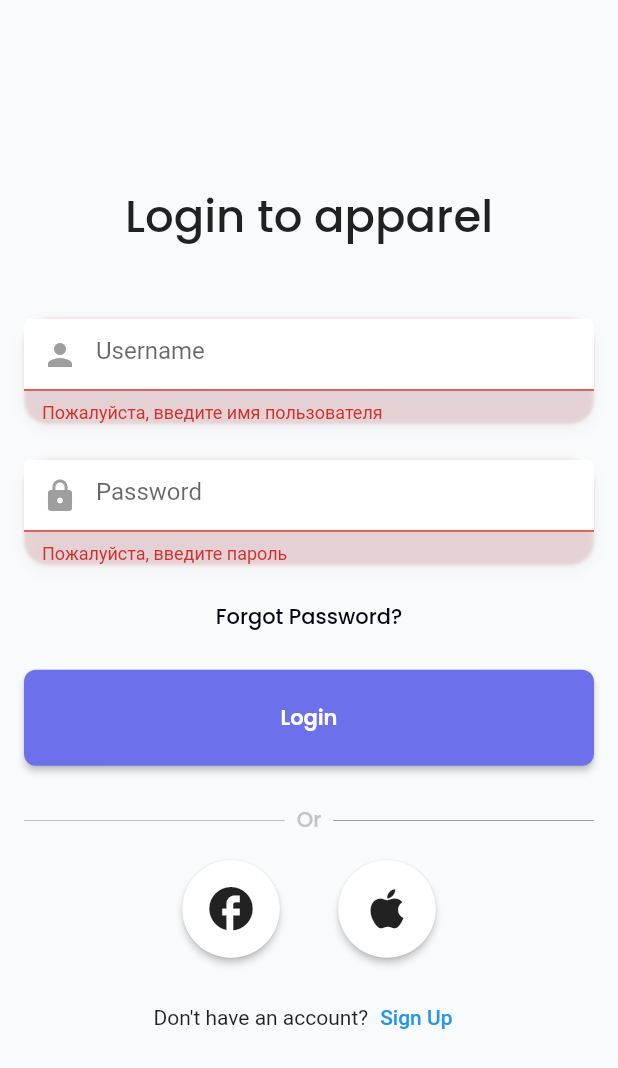
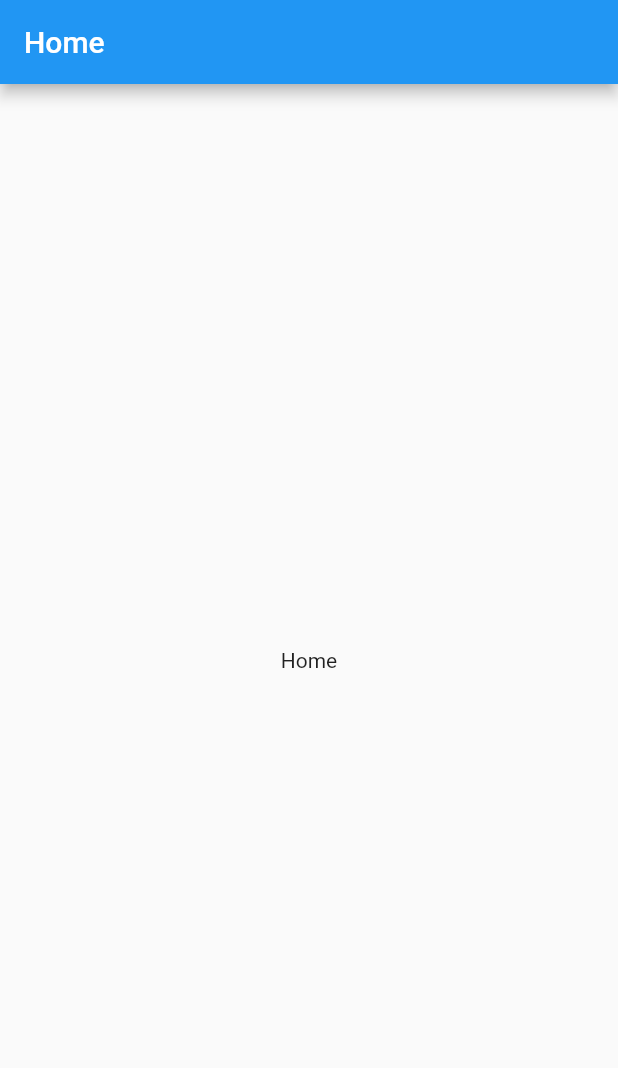
Before and after one commit to Govorin/monorepo_public, a Flutter app: the screen it shows after launch, after a tap on "Login", on a phone screen of 412 x 824 dp. Shown: the top 1068 px of the screen. Run offline on Flutter 3.47's test engine with Material 2 defaults, Android fonts, the phone set to English and light mode, and no system bars.

Commit message:
feat(auth): Use Spacer instead of SizedBox
Use Spacer instead of SizedBox for proper spacing in AuthScreen

- Replace all instances of SizedBox with Spacer
- Update spacing for better layout

```diff
--- a/apps/f-apparel/lib/helpers/colors.dart
+++ b/apps/f-apparel/lib/helpers/colors.dart
@@ -9,3 +9,4 @@ const silverSandColor = Color(0xFFC4C4C4);
 const sonicSilverColor = Color(0xFF74747d);
 const ghostColor = Color(0xFFF9FAFB);
 const gainsboroColor = Color(0xFFDADADA);
+const errorColor = Color(0xFFd9493c);
--- a/apps/f-apparel/lib/main.dart
+++ b/apps/f-apparel/lib/main.dart
@@ -1,4 +1,5 @@
 import 'package:f_apparel/screens/auth.screen.dart';
+import 'package:f_apparel/screens/home.screen.dart';
 import 'package:f_apparel/screens/recovery.screen.dart';
 import 'package:f_apparel/screens/register.screen.dart';
 import 'package:flutter/material.dart';
@@ -20,7 +21,7 @@ class MyApp extends StatelessWidget {
         '/': (context) => const AuthScreen(),
         '/recovery': (context) => const RecoveryScreen(),
         '/register': (context) => const RegisterScreen(),
-        // '/home': (context) => HomeScreen(),
+        '/home': (context) => HomeScreen(),
         // '/favorites': (context) => FavoritesScreen(),
         // '/cart': (context) => CartScreen(),
         // '/categories': (context) => CategoriesScreen(),
--- a/apps/f-apparel/lib/screens/auth.screen.dart
+++ b/apps/f-apparel/lib/screens/auth.screen.dart
@@ -14,6 +14,7 @@ class AuthScreen extends StatelessWidget {
         child: Column(
           mainAxisAlignment: MainAxisAlignment.center,
           children: <Widget>[
+            const Spacer(), // use Spacer
             const Text(
               'Login to apparel',
               style: TextStyle(
@@ -21,7 +22,7 @@ class AuthScreen extends StatelessWidget {
                   fontSize: 30,
                   fontWeight: FontWeight.w500),
             ),
-            const SizedBox(height: 46.0),
+            const Spacer(), // use Spacer
             const AuthForm(),
             const SizedBox(height: 26.0),
             const DividerWithText('Or'),
@@ -40,7 +41,6 @@ class AuthScreen extends StatelessWidget {
                     size: 35.0,
                   ),
                 ),
-                const SizedBox(width: 16.0),
                 RawMaterialButton(
                   elevation: 2.0,
                   fillColor: Colors.white,
@@ -54,16 +54,30 @@ class AuthScreen extends StatelessWidget {
                 ),
               ],
             ),
-            const SizedBox(height: 16.0),
+            const Spacer(), // use Spacer
             Row(
               mainAxisAlignment: MainAxisAlignment.center,
               children: <Widget>[
-                const Text("Don't have an account?"),
+                const Text(
+                  "Don't have an account?",
+                  style: TextStyle(
+                      color: sonicSilverColor,
+                      fontFamily: 'Poppins',
+                      fontSize: 14,
+                      fontWeight: FontWeight.w500),
+                ),
                 TextButton(
                   onPressed: () {
                     Navigator.pushNamed(context, '/register');
                   },
-                  child: const Text('Sign Up'),
+                  child: const Text(
+                    'Sign Up',
+                    style: TextStyle(
+                        color: primaryColor,
+                        fontFamily: 'Poppins',
+                        fontSize: 14,
+                        fontWeight: FontWeight.w500),
+                  ),
                 ),
               ],
             ),
@@ -84,17 +98,17 @@ class DividerWithText extends StatelessWidget {
     return Row(
       mainAxisAlignment: MainAxisAlignment.center,
       children: <Widget>[
-        const Expanded(child: Divider(color: silverSandColor)),
+        const Expanded(child: Divider(color: sonicSilverColor)),
         Padding(
           padding: const EdgeInsets.symmetric(horizontal: 8.0),
           child: Text(text,
               style: const TextStyle(
-                  color: silverSandColor,
+                  color: sonicSilverColor,
                   fontFamily: 'Poppins',
                   fontWeight: FontWeight.w500,
                   fontSize: 14)),
         ),
-        const Expanded(child: Divider(color: Colors.grey)),
+        const Expanded(child: Divider(color: sonicSilverColor)),
       ],
     );
   }
--- a/apps/f-apparel/lib/screens/home.screen.dart
+++ b/apps/f-apparel/lib/screens/home.screen.dart
@@ -0,0 +1,15 @@
+import 'package:flutter/material.dart';
+
+class HomeScreen extends StatelessWidget {
+  const HomeScreen({super.key});
+
+  @override
+  Widget build(BuildContext context) {
+    return Scaffold(
+      appBar: AppBar(
+        title: const Text('Home'),
+      ),
+      body: const Center(child: Text('Home')),
+    );
+  }
+}
--- a/apps/f-apparel/lib/widgets/auth-form.dart
+++ b/apps/f-apparel/lib/widgets/auth-form.dart
@@ -1,4 +1,4 @@
-import 'package:flutter/foundation.dart';
+import 'package:f_apparel/screens/home.screen.dart';
 import 'package:flutter/material.dart';
 
 import '../helpers/colors.dart';
@@ -19,10 +19,6 @@ class AuthFormState extends State<AuthForm> {
   void _submitForm() {
     if (_formKey.currentState!.validate()) {
       _formKey.currentState!.save();
-      if (kDebugMode) {
-        print('Username: $_username');
-        print('Password: $_password');
-      }
     }
   }
 
@@ -45,7 +41,7 @@ class AuthFormState extends State<AuthForm> {
               _username = value;
             },
           ),
-          const SizedBox(height: 24.0),
+          const SizedBox(height: 10.0),
           CustomTextField(
             hintText: 'Password',
             prefixIcon: Icons.lock,
@@ -80,7 +76,12 @@ class AuthFormState extends State<AuthForm> {
             child: ElevatedButton(
               onPressed: () {
                 _submitForm();
-                // TODO: Добавь функциональность кнопки "Login"
+                Navigator.pushAndRemoveUntil(
+                    context,
+                    MaterialPageRoute(
+                      builder: (context) => HomeScreen(),
+                    ),
+                    (Route<dynamic> route) => false);
               },
               style: ElevatedButton.styleFrom(
                 backgroundColor: primaryColor,
--- a/apps/f-apparel/lib/widgets/custom-text-field.dart
+++ b/apps/f-apparel/lib/widgets/custom-text-field.dart
@@ -7,7 +7,6 @@ class CustomTextField extends StatefulWidget {
   final bool isPassword;
   final FormFieldValidator<String>? validator;
   final FormFieldSetter<String>? onSaved;
-
   const CustomTextField({
     super.key,
     required this.hintText,
@@ -24,6 +23,7 @@ class CustomTextField extends StatefulWidget {
 class CustomTextFieldState extends State<CustomTextField> {
   late FocusNode _focusNode;
   final TextEditingController _controller = TextEditingController();
+  String? _errorMessage;
 
   @override
   void initState() {
@@ -43,7 +43,10 @@ class CustomTextFieldState extends State<CustomTextField> {
 
   @override
   Widget build(BuildContext context) {
-    return Container(
+    return Column(
+      crossAxisAlignment: CrossAxisAlignment.start,
+      children: [
+        Container(
           decoration: BoxDecoration(
             boxShadow: const [
               BoxShadow(
@@ -64,12 +67,27 @@ class CustomTextFieldState extends State<CustomTextField> {
             controller: _controller,
             obscureText: widget.isPassword,
             focusNode: _focusNode,
-        validator: widget.validator,
+            validator: (value) {
+              setState(() {
+                _errorMessage =
+                    widget.validator == null ? null : widget.validator!(value);
+              });
+              return null;
+            },
             onSaved: widget.onSaved,
             decoration: InputDecoration(
+              errorStyle: const TextStyle(backgroundColor: Colors.transparent),
               fillColor: Colors.white,
               filled: true,
               hintText: widget.hintText,
+              errorBorder: const OutlineInputBorder(
+                borderSide: BorderSide(color: errorColor),
+                borderRadius: BorderRadius.all(Radius.circular(16.0)),
+              ),
+              focusedErrorBorder: const OutlineInputBorder(
+                borderSide: BorderSide(color: errorColor),
+                borderRadius: BorderRadius.all(Radius.circular(16.0)),
+              ),
               focusedBorder: const OutlineInputBorder(
                 borderRadius: BorderRadius.all(Radius.circular(16.0)),
                 borderSide: BorderSide(color: primaryColor),
@@ -84,6 +102,21 @@ class CustomTextFieldState extends State<CustomTextField> {
               ),
             ),
           ),
+        ),
+        Stack(
+          children: [
+            const SizedBox(height: 23.0),
+            if (_errorMessage != null)
+              Padding(
+                padding: const EdgeInsets.only(left: 12, top: 3),
+                child: Text(
+                  _errorMessage!,
+                  style: const TextStyle(color: errorColor, fontSize: 14),
+                ),
+              )
+          ],
+        ),
+      ],
     );
   }
 }
```
Lines whose indentation alone changed are shown as unchanged.
